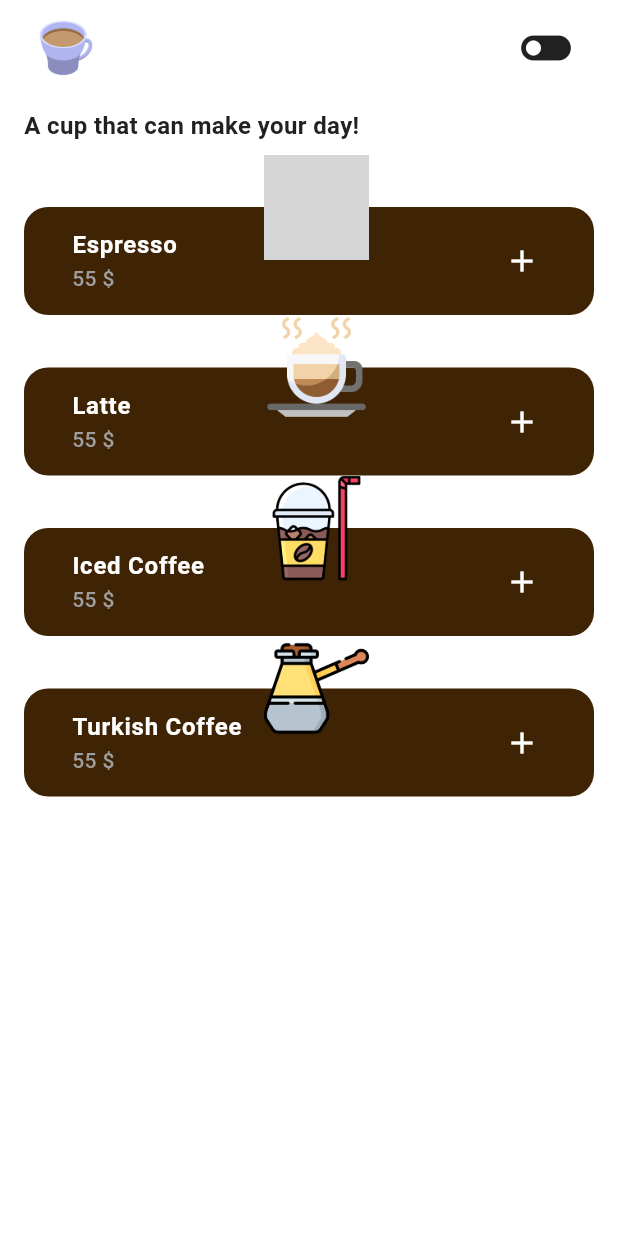
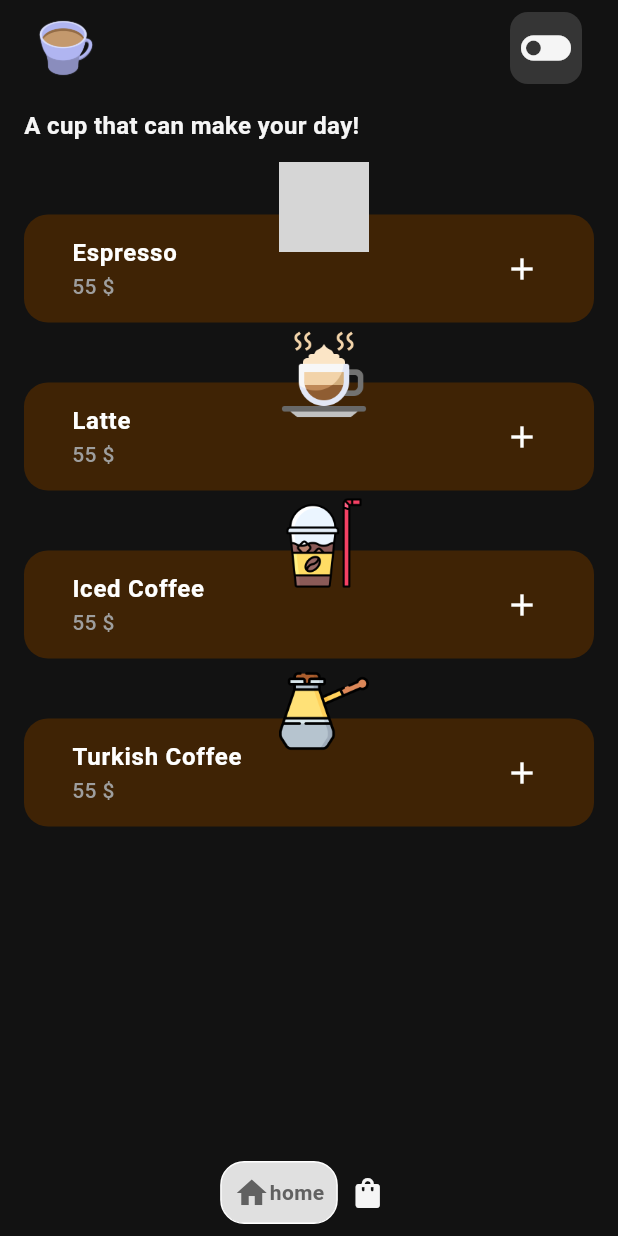
Before and after one commit to Waheed-Ashraf/Coffee-App, a Flutter app: the HomeView screen opened by its route, after a tap on the "add" icon, on a phone screen of 412 x 824 dp. Run offline on Flutter 3.47's test engine with Material 3 defaults, Android fonts, the phone set to English and light mode, and no system bars; drawn by our look-alikes of google_nav_bar; our stand-ins replace go_router; grey boxes are pictures that could not be loaded.

Commit message:
bottom nav bar done

```diff
--- /dev/null
+++ b/lib/core/widgets/custom_bottom_navbar.dart
@@ -0,0 +1,38 @@
+import 'package:flutter/material.dart';
+import 'package:google_nav_bar/google_nav_bar.dart';
+
+class CustomBottomNavBar extends StatelessWidget {
+  final Function(int) onTabChange;
+  const CustomBottomNavBar({
+    super.key,
+    required this.onTabChange,
+  });
+
+  @override
+  Widget build(BuildContext context) {
+    return Container(
+      margin: const EdgeInsets.all(8),
+      child: GNav(
+          padding: const EdgeInsets.all(8),
+          onTabChange: onTabChange,
+          color: Colors.grey[400],
+          mainAxisAlignment: MainAxisAlignment.center,
+          activeColor: Colors.grey[700],
+          tabBackgroundColor: Colors.grey.shade300,
+          tabBorderRadius: 16,
+          tabActiveBorder: Border.all(color: Colors.white),
+          tabs: [
+            GButton(
+              icon: Icons.home,
+              iconColor: Theme.of(context).colorScheme.inversePrimary,
+              text: 'home',
+            ),
+            GButton(
+              icon: Icons.shopping_bag,
+              iconColor: Theme.of(context).colorScheme.inversePrimary,
+              text: 'cart',
+            ),
+          ]),
+    );
+  }
+}
--- a/lib/featuers/HomeView/view/home_view.dart
+++ b/lib/featuers/HomeView/view/home_view.dart
@@ -1,13 +1,31 @@
+import 'package:coffee/core/widgets/custom_bottom_navbar.dart';
+import 'package:coffee/featuers/HomeView/view/shop_cart_view.dart';
 import 'package:coffee/featuers/HomeView/view/widgets/home_view_body.dart';
 import 'package:flutter/material.dart';
 
-class HomeView extends StatelessWidget {
+class HomeView extends StatefulWidget {
   const HomeView({super.key});
 
   @override
+  State<HomeView> createState() => _HomeViewState();
+}
+
+class _HomeViewState extends State<HomeView> {
+  int selectedIndex = 0;
+
+  final List<Widget> pages = [
+    const HomeViewBody(),
+    const ShopCartView(),
+  ];
+  @override
   Widget build(BuildContext context) {
-    return const Scaffold(
-      body: SafeArea(child: HomeViewBody()),
+    return Scaffold(
+      bottomNavigationBar: CustomBottomNavBar(onTabChange: (index) {
+        setState(() {
+          selectedIndex = index;
+        });
+      }),
+      body: pages[selectedIndex],
     );
   }
 }
--- /dev/null
+++ b/lib/featuers/HomeView/view/shop_cart_view.dart
@@ -0,0 +1,12 @@
+import 'package:flutter/material.dart';
+
+class ShopCartView extends StatelessWidget {
+  const ShopCartView({super.key});
+
+  @override
+  Widget build(BuildContext context) {
+    return const Scaffold(
+      body: Center(child: Text('Hello shopping')),
+    );
+  }
+}
--- a/lib/featuers/HomeView/view/widgets/custom_app_bar.dart
+++ b/lib/featuers/HomeView/view/widgets/custom_app_bar.dart
@@ -18,7 +18,7 @@ class CustomAppBar extends StatelessWidget {
           ),
           Container(
             decoration: BoxDecoration(
-                color: Colors.white.withOpacity(.3),
+                color: Colors.grey.withOpacity(.25),
                 borderRadius: BorderRadius.circular(12)),
             child: IconButton(
               padding: EdgeInsets.zero,
--- a/lib/featuers/HomeView/view/widgets/home_view_body.dart
+++ b/lib/featuers/HomeView/view/widgets/home_view_body.dart
@@ -1,6 +1,5 @@
 import 'package:coffee/core/text_style.dart';
 import 'package:coffee/featuers/HomeView/view/widgets/custom_app_bar.dart';
-import 'package:coffee/featuers/HomeView/view/widgets/product_item.dart';
 import 'package:coffee/featuers/HomeView/view/widgets/product_list.dart';
 import 'package:flutter/material.dart';
 
@@ -10,7 +9,8 @@ class HomeViewBody extends StatelessWidget {
   @override
   Widget build(BuildContext context) {
     return Scaffold(
-      body: Padding(
+      body: SafeArea(
+        child: Padding(
           padding: const EdgeInsets.symmetric(horizontal: 16),
           child: Column(
             crossAxisAlignment: CrossAxisAlignment.start,
@@ -32,6 +32,7 @@ class HomeViewBody extends StatelessWidget {
             ],
           ),
         ),
+      ),
     );
   }
 }
--- a/lib/featuers/HomeView/view/widgets/product_item.dart
+++ b/lib/featuers/HomeView/view/widgets/product_item.dart
@@ -4,13 +4,14 @@ import 'package:flutter/material.dart';
 
 class ProductItem extends StatelessWidget {
   final ProductModel product;
+  final Icon icon;
 
-  const ProductItem({super.key, required this.product});
+  const ProductItem({super.key, required this.product, required this.icon});
 
   @override
   Widget build(BuildContext context) {
     return Padding(
-      padding: const EdgeInsets.only(top: 35),
+      padding: const EdgeInsets.only(top: 40),
       child: Stack(
         clipBehavior: Clip.none,
         children: [
@@ -32,21 +33,18 @@ class ProductItem extends StatelessWidget {
                 ),
                 trailing: IconButton(
                   onPressed: () {},
-                  icon: const Icon(
-                    Icons.add,
-                    color: Colors.white,
-                  ),
+                  icon: icon,
                 ),
               ),
             ),
           ),
           Positioned(
             top: -35,
-            left: 160,
+            left: 170,
             child: Image.asset(
               product.productPicture,
-              width: 70,
-              height: 70,
+              width: 60,
+              height: 60,
               fit: BoxFit.cover,
             ),
           ),
--- a/lib/featuers/HomeView/view/widgets/product_list.dart
+++ b/lib/featuers/HomeView/view/widgets/product_list.dart
@@ -12,6 +12,10 @@ class ProductsList extends StatelessWidget {
         itemBuilder: (context, index) {
           return ProductItem(
             product: productsData[index],
+            icon: const Icon(
+              Icons.add,
+              color: Colors.white,
+            ),
           );
         });
   }
--- a/lib/main.dart
+++ b/lib/main.dart
@@ -15,7 +15,7 @@
     return MaterialApp.router(
       routerConfig: AppRouter.router,
       debugShowCheckedModeBanner: false,
-      theme: lightTheme,
+      theme: darkTheme,
     );
   }
 }
```
Also changed, not shown: pubspec.yaml (+1 -6 lines), pubspec.lock. Lines whose indentation alone changed are shown as unchanged.
